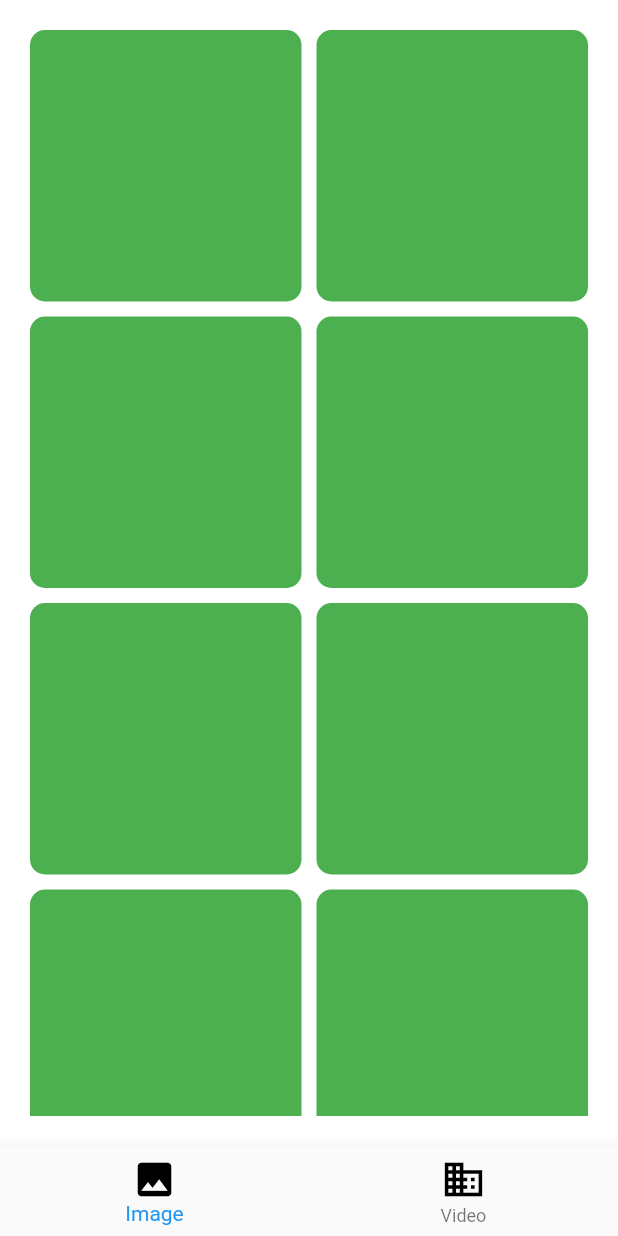
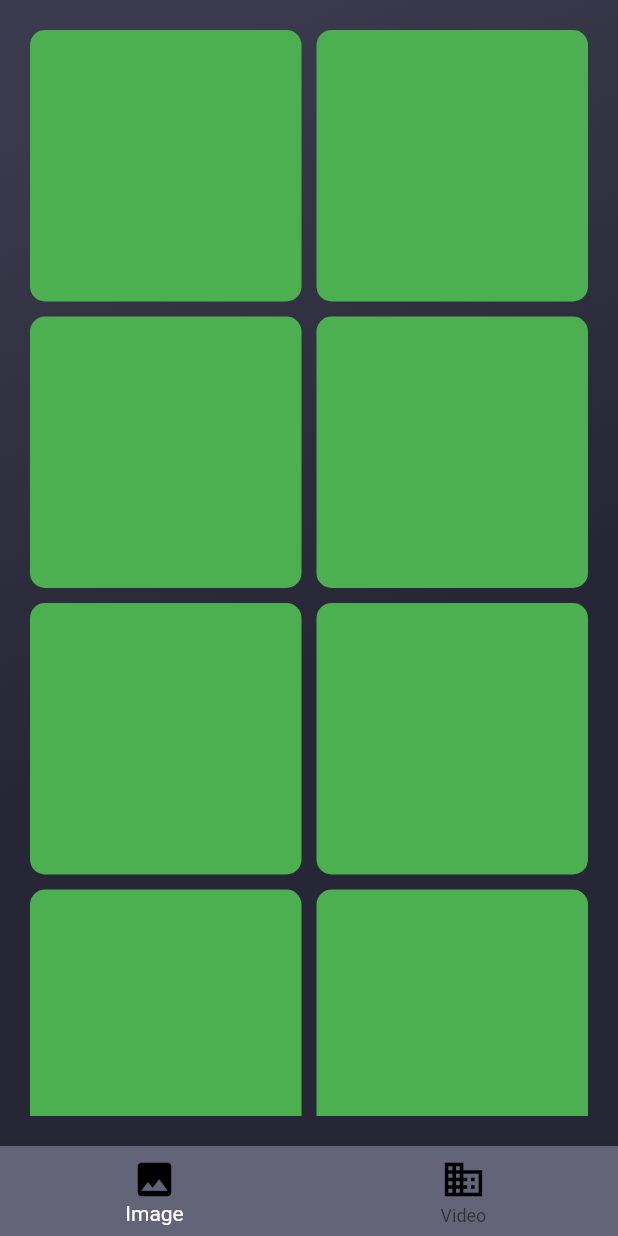
Before and after one commit to D-Mick/WhatsStatusDownloader, a Flutter app: the screen it shows after launch, on a phone screen of 412 x 824 dp. Run offline on Flutter 3.47's test engine with Material 2 defaults, Android fonts, the phone set to English and light mode, and no system bars; our stand-ins replace lottie.

Commit message:
Added background color to home_screen

```diff
--- a/lib/ui/screens/home/home_screen.dart
+++ b/lib/ui/screens/home/home_screen.dart
@@ -20,6 +20,8 @@ class HomeScreen extends StatelessWidget {
           backgroundColor: Colors.white,
           body: pages[nav.currentPageIndex],
           bottomNavigationBar: BottomNavigationBar(
+              selectedItemColor: Colors.white,
+              backgroundColor: const Color(0xff646478),
               onTap: (value){
                 nav.changeCurrentIndex(value);
               },
--- a/lib/ui/screens/home/image_screen/image_screen.dart
+++ b/lib/ui/screens/home/image_screen/image_screen.dart
@@ -10,6 +10,16 @@ class ImageScreen extends StatelessWidget {
       backgroundColor: Colors.white,
       body: Container(
         padding: const EdgeInsets.all(20),
+        decoration: const BoxDecoration(
+          gradient: LinearGradient(
+            begin: Alignment.topCenter,
+            end: Alignment(0.8, 0.0),
+            colors: <Color>[
+              Color(0xff3A3A4C),
+              Color(0xff272636),
+            ],
+          ),
+        ),
         child: GridView.count(
           crossAxisCount: 2,
           mainAxisSpacing: 10,
```
Also changed, not shown: lib/ui/screens/home/video_screen/video_screen.dart (+10 -0 lines).
